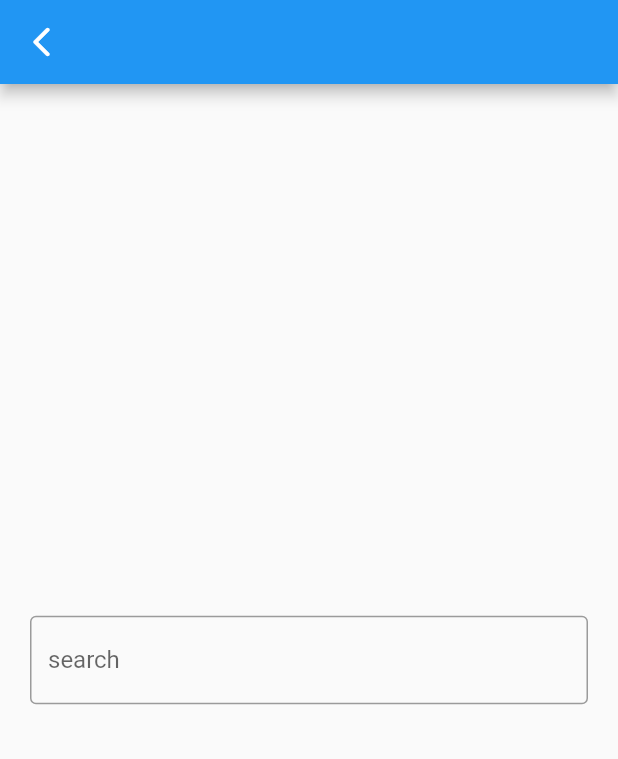
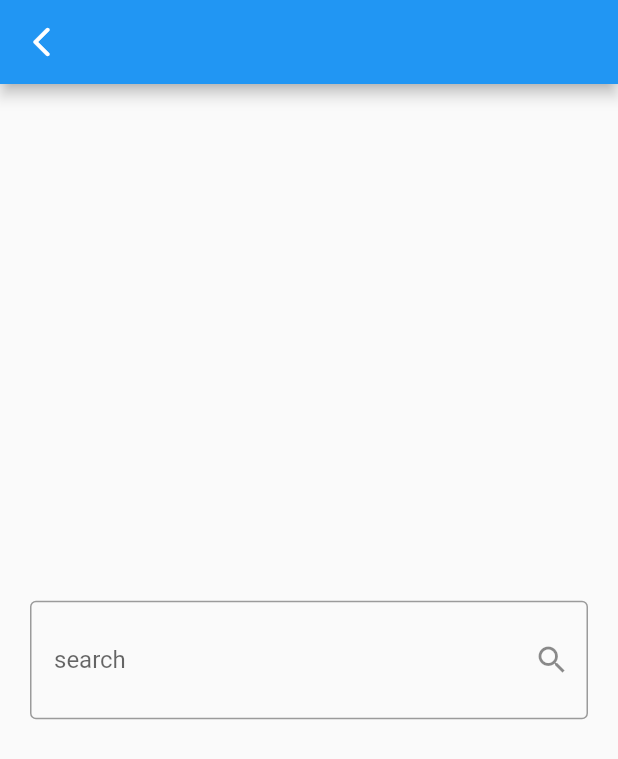
Before and after one commit to ElHbrouk/weather_application, a Flutter app: the screen it shows after launch, after a tap on the "search" icon, on a phone screen of 412 x 824 dp. Shown: the top 759 px of the screen. Run offline on Flutter 3.47's test engine with Material 2 defaults, Android fonts, the phone set to English and light mode, and no system bars.

Commit message:
third commit

```diff
--- /dev/null
+++ b/lib/models/weather_model.dart
@@ -0,0 +1,28 @@
+class WeatherModel {
+  String date;
+  double temp;
+  double maxTemp;
+  double minTemp;
+  String weatherStateName;
+
+  WeatherModel(
+      {required this.date,
+      required this.temp,
+      required this.maxTemp,
+      required this.minTemp,
+      required this.weatherStateName});
+  factory WeatherModel.fromjson(dynamic data) {
+    var jsonData = data['forecast']['forecastday'][0]['day'];
+
+    return WeatherModel(
+        date: data['location']['localtime'],
+        temp: jsonData['avgtemp_c'],
+        maxTemp: jsonData['maxtemp_c'],
+        minTemp: jsonData['mintemp_c'],
+        weatherStateName: jsonData['condition']['text']);
+  }
+  @override
+  String toString() {
+    return 'temp $temp  minTemp $minTemp  date $date';
+  }
+}
--- a/lib/screens/home_screen.dart
+++ b/lib/screens/home_screen.dart
@@ -14,10 +14,8 @@ class HomeScreen extends StatelessWidget {
         actions: [
           IconButton(
             onPressed: () {
-              Navigator.push(
-                  context,
-                  MaterialPageRoute(
-                      builder: (context) => const SearchScreen()));
+              Navigator.push(context,
+                  MaterialPageRoute(builder: (context) => SearchScreen()));
             },
             icon: const Icon(
               Icons.search,
--- a/lib/screens/search_screen.dart
+++ b/lib/screens/search_screen.dart
@@ -1,25 +1,47 @@
 import 'package:flutter/material.dart';
+import 'package:weather_app/models/weather_model.dart';
+import 'package:weather_app/services/weather_service.dart';
 
 class SearchScreen extends StatelessWidget {
-  const SearchScreen({Key? key}) : super(key: key);
-
+  SearchScreen({Key? key}) : super(key: key);
+  String? cityName;
   @override
   Widget build(BuildContext context) {
-    return  Scaffold(
+    return Scaffold(
       appBar: AppBar(
-        leading: IconButton(onPressed: (){Navigator.pop(context);},icon: const Icon(Icons.arrow_back_ios_rounded,),),
+        leading: IconButton(
+          onPressed: () {
+            Navigator.pop(context);
+          },
+          icon: const Icon(
+            Icons.arrow_back_ios_rounded,
+          ),
+        ),
       ),
-      body: const Padding(
-        padding: EdgeInsets.all(20.0),
+      body: Padding(
+        padding: const EdgeInsets.symmetric(horizontal: 20.0),
         child: Center(
-            child: TextField(
-
-               decoration: InputDecoration(
-                 border: OutlineInputBorder(),
-                label: Text('search',),
-
-               ),
+          child: TextField(
+            onSubmitted: (value) async {
+              cityName = value;
+              WeatherService service = WeatherService();
+              WeatherModel weather =
+                  await service.getWeather(cityName: cityName!);
+              print(weather);
+            },
+            decoration: const InputDecoration(
+              contentPadding: EdgeInsets.symmetric(
+                vertical: 30,
+                horizontal: 16,
+              ),
+              border: OutlineInputBorder(),
+              label: Text(
+                'search',
+              ),
+              suffixIcon: Icon(Icons.search),
+              hintText: 'Enter a city',
             ),
+          ),
         ),
       ),
     );
--- a/pubspec.yaml
+++ b/pubspec.yaml
@@ -28,6 +28,7 @@ environment:
 # the latest version available on pub.dev. To see which dependencies have newer
 # versions available, run `flutter pub outdated`.
 dependencies:
+  http: ^0.13.5
   flutter:
     sdk: flutter
 
```
Also changed, not shown: lib/services/weather_service.dart (+4 -3 lines), pubspec.lock.
